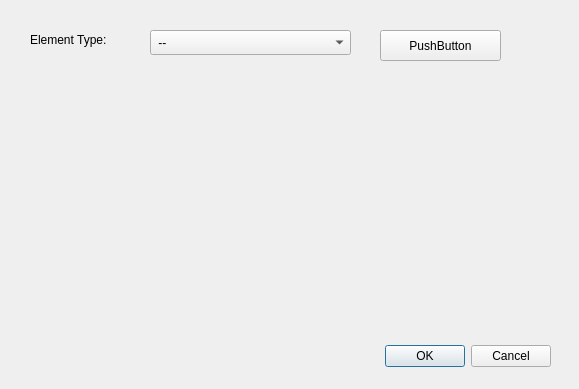
Old version of the form project/app/ui/new_element.ui in the repository LMaiorano/Link-Budget-Toolbox.
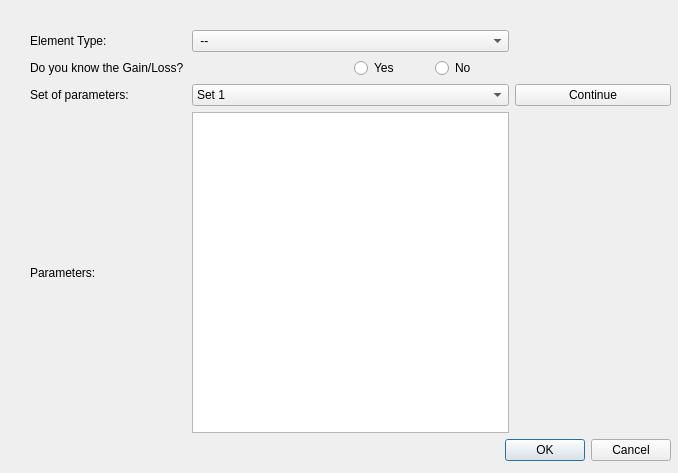
New version of the form.

Commit message: Updated new element dialog ui and py

Diff of the .ui file:
```diff
--- a/project/app/ui/new_element.ui
+++ b/project/app/ui/new_element.ui
@@ -6,64 +6,52 @@
    <rect>
     <x>0</x>
     <y>0</y>
-    <width>579</width>
-    <height>389</height>
+    <width>678</width>
+    <height>473</height>
    </rect>
   </property>
   <property name="windowTitle">
    <string>Dialog</string>
   </property>
-  <widget class="QDialogButtonBox" name="buttonBox">
-   <property name="geometry">
-    <rect>
-     <x>210</x>
-     <y>340</y>
-     <width>341</width>
-     <height>32</height>
-    </rect>
-   </property>
-   <property name="orientation">
-    <enum>Qt::Horizontal</enum>
-   </property>
-   <property name="standardButtons">
-    <set>QDialogButtonBox::Cancel|QDialogButtonBox::Ok</set>
-   </property>
-  </widget>
-  <widget class="QPushButton" name="pushButton">
-   <property name="geometry">
-    <rect>
-     <x>380</x>
-     <y>30</y>
-     <width>121</width>
-     <height>31</height>
-    </rect>
-   </property>
-   <property name="text">
-    <string>PushButton</string>
-   </property>
-  </widget>
-  <widget class="QLabel" name="ElementType">
+  <widget class="QWidget" name="">
    <property name="geometry">
     <rect>
      <x>30</x>
      <y>30</y>
-     <width>111</width>
-     <height>19</height>
+     <width>641</width>
+     <height>431</height>
     </rect>
    </property>
+   <layout class="QVBoxLayout" name="verticalLayout">
+    <item>
+     <layout class="QGridLayout" name="gridLayout">
+      <item row="1" column="2">
+       <layout class="QHBoxLayout" name="horizontalLayout">
+        <item>
+         <widget class="QRadioButton" name="rdl_yes">
+          <property name="text">
+           <string>Yes</string>
+          </property>
+         </widget>
+        </item>
+        <item>
+         <widget class="QRadioButton" name="rdl_no">
+          <property name="text">
+           <string>No</string>
+          </property>
+         </widget>
+        </item>
+       </layout>
+      </item>
+      <item row="0" column="0">
+       <widget class="QLabel" name="lbl_elementtype">
    <property name="text">
     <string>Element Type:</string>
    </property>
   </widget>
-  <widget class="QComboBox" name="comboBox">
-   <property name="geometry">
-    <rect>
-     <x>150</x>
-     <y>30</y>
-     <width>201</width>
-     <height>25</height>
-    </rect>
-   </property>
+      </item>
+      <item row="0" column="1" colspan="2">
+       <widget class="QComboBox" name="cmb_element_type">
    <item>
     <property name="text">
      <string> -- </string>
@@ -90,6 +78,66 @@
     </property>
    </item>
   </widget>
+      </item>
+      <item row="3" column="1" colspan="2">
+       <widget class="QTableWidget" name="tbl_parameters"/>
+      </item>
+      <item row="1" column="0" colspan="2">
+       <widget class="QLabel" name="lbl_know_gainloss">
+        <property name="text">
+         <string>Do you know the Gain/Loss?</string>
+        </property>
+       </widget>
+      </item>
+      <item row="3" column="0">
+       <widget class="QLabel" name="lbl_parameters">
+        <property name="text">
+         <string>Parameters:</string>
+        </property>
+       </widget>
+      </item>
+      <item row="2" column="0">
+       <widget class="QLabel" name="lbl_set_of_param">
+        <property name="text">
+         <string>Set of parameters:</string>
+        </property>
+       </widget>
+      </item>
+      <item row="2" column="1" colspan="2">
+       <widget class="QComboBox" name="cmb_set_param">
+        <item>
+         <property name="text">
+          <string>Set 1</string>
+         </property>
+        </item>
+        <item>
+         <property name="text">
+          <string>Set 2</string>
+         </property>
+        </item>
+       </widget>
+      </item>
+      <item row="2" column="3">
+       <widget class="QPushButton" name="btn_continue">
+        <property name="text">
+         <string>Continue</string>
+        </property>
+       </widget>
+      </item>
+     </layout>
+    </item>
+    <item>
+     <widget class="QDialogButtonBox" name="buttonBox">
+      <property name="orientation">
+       <enum>Qt::Horizontal</enum>
+      </property>
+      <property name="standardButtons">
+       <set>QDialogButtonBox::Cancel|QDialogButtonBox::Ok</set>
+      </property>
+     </widget>
+    </item>
+   </layout>
+  </widget>
  </widget>
  <resources/>
  <connections>
```
Left out of the diff: 69 changed lines with no effect on the pictures. Lines whose indentation alone changed are shown as unchanged. The commit also changes 1 other file.
